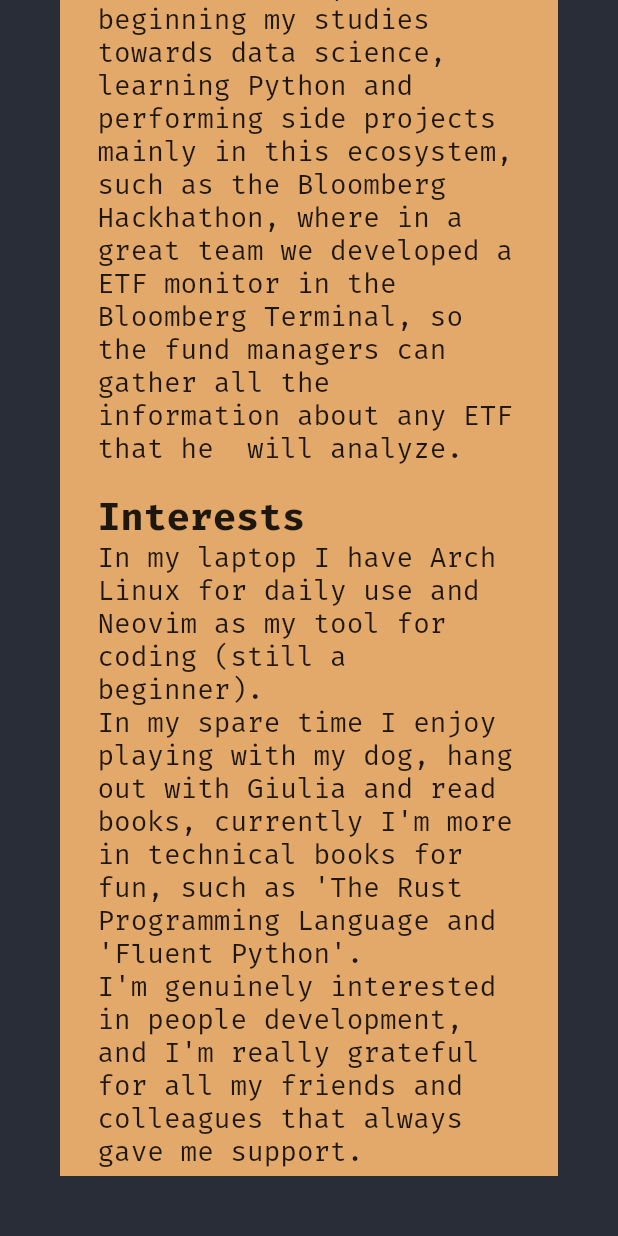
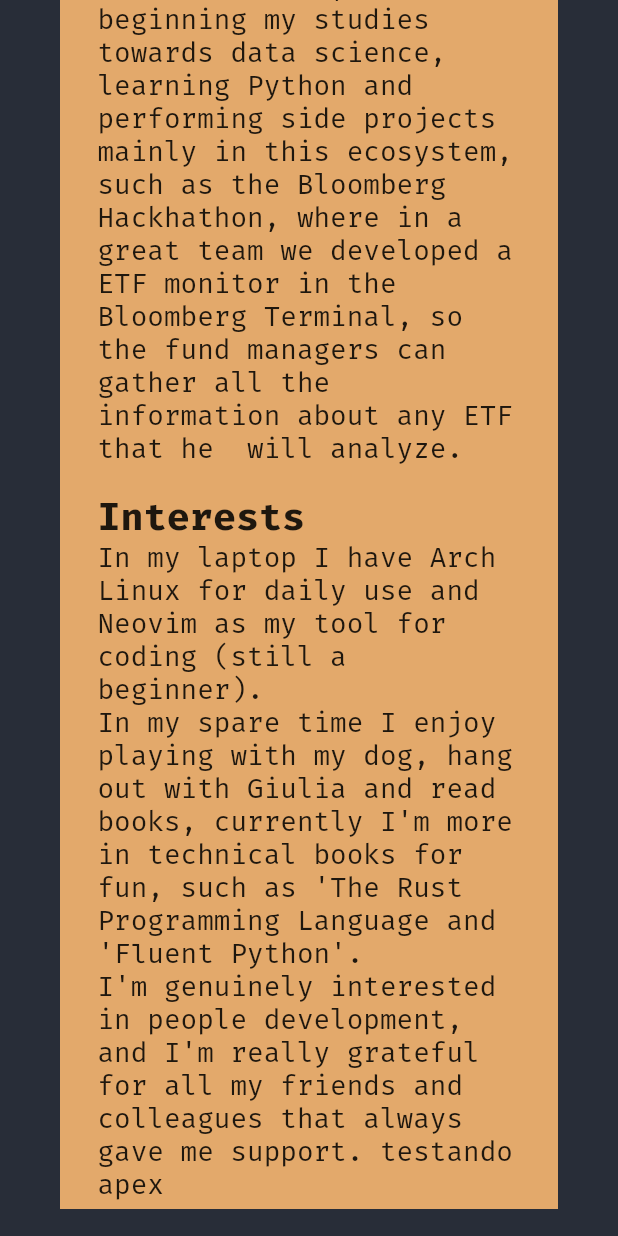
Before and after one commit to viniciusbaca/viniciusbaca.github.io, a Flutter app: the screen it shows after launch, scrolled down 1116 dp, on a phone screen of 412 x 824 dp. Run offline on Flutter 3.47's test engine with Material 2 defaults, Android fonts, the phone set to English and light mode, and no system bars.

```diff
--- a/lib/frontPage.dart
+++ b/lib/frontPage.dart
@@ -95,7 +95,7 @@ class FrontPage extends StatelessWidget {
                       "Language and 'Fluent Python'.\n"
                       "I'm genuinely interested in people development, and"
                       " I'm really grateful for all my friends and colleagues"
-                      " that always gave me support.",
+                      " that always gave me support. testando apex",
                 ),
               ],
             ),
```
